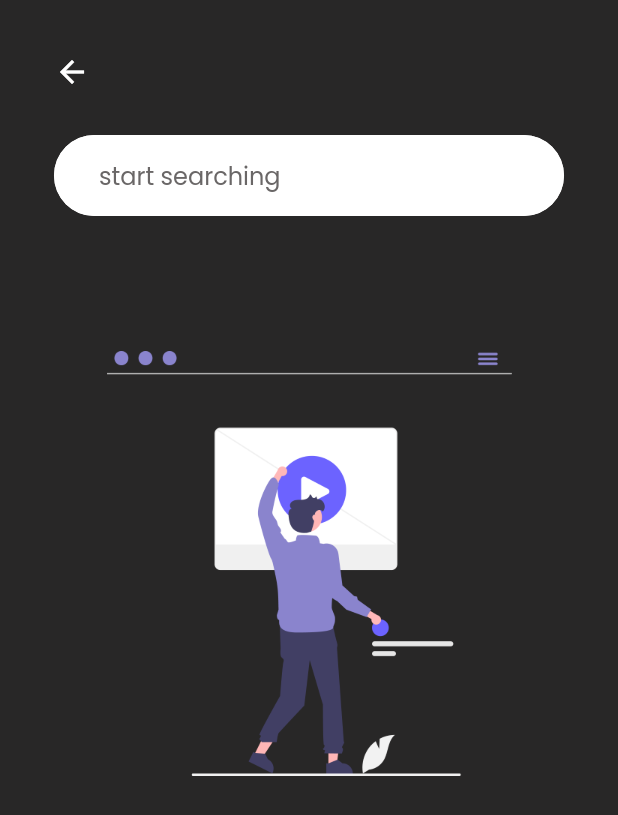
After one commit to ardhanurfan/Gen-S, a Flutter app: the AddSongPage screen opened directly, on a phone screen of 412 x 824 dp. The commit adds this screen. Shown: the top 815 px of the screen. Run offline on Flutter 3.47's test engine with Material 2 defaults, Android fonts, the phone set to English and light mode, and no system bars; our stand-ins replace audio_video_progress_bar, cached_network_image, carousel_slider, equatable, file_picker, google_fonts and 7 more; accounts and stored records are empty; network calls fail.

Commit message:
added add song to playlist

```diff
--- /dev/null
+++ b/lib/pages/playlist/add_song_page.dart
@@ -0,0 +1,139 @@
+import 'package:flutter/material.dart';
+import 'package:provider/provider.dart';
+
+import '../../models/audio_model.dart';
+import '../../providers/audio_provider.dart';
+import '../../shared/theme.dart';
+import '../../widgets/audio_tile.dart';
+
+class AddSongPage extends StatefulWidget {
+  const AddSongPage({super.key});
+
+  @override
+  State<AddSongPage> createState() => _AddSongPageState();
+}
+
+class _AddSongPageState extends State<AddSongPage> {
+  List<AudioModel> foundAudio = [];
+  @override
+  Widget build(BuildContext context) {
+    AudioProvider audioProvider = Provider.of<AudioProvider>(context);
+
+    void updateFound(String value) {
+      setState(() {
+        if (value.isNotEmpty) {
+          foundAudio = audioProvider.audios
+              .where((audio) =>
+                  audio.title.toLowerCase().contains(value.toLowerCase()))
+              .toList();
+        } else {
+          foundAudio = [];
+        }
+      });
+    }
+
+    Widget content() {
+      return ListView(
+        padding: EdgeInsets.symmetric(
+            horizontal: defaultMargin, vertical: defaultMargin),
+        children: [
+          Row(
+            children: [
+              GestureDetector(
+                onTap: () {
+                  Navigator.pop(context);
+                },
+                child: Icon(
+                  Icons.arrow_back,
+                  color: primaryColor,
+                ),
+              ),
+            ],
+          ),
+          const SizedBox(
+            height: 30,
+          ),
+          // SEARCH BAR
+          TextFormField(
+            onChanged: (value) => updateFound(value),
+            style: darkGreyText.copyWith(fontSize: 14),
+            cursorColor: darkGreyColor,
+            decoration: InputDecoration(
+              hintText: "start searching",
+              contentPadding:
+                  const EdgeInsets.symmetric(horizontal: 30, vertical: 15),
+              fillColor: primaryColor,
+              filled: true,
+              hintStyle: darkGreyText.copyWith(
+                fontSize: 16,
+              ),
+              focusedBorder: OutlineInputBorder(
+                  borderRadius: BorderRadius.circular(32),
+                  borderSide: BorderSide(color: primaryColor, width: 5)),
+              enabledBorder: OutlineInputBorder(
+                borderRadius: BorderRadius.circular(32),
+                borderSide: BorderSide(
+                  color: primaryColor,
+                  width: 3,
+                  style: BorderStyle.solid,
+                ),
+              ),
+            ),
+          ),
+          //
+          // Hasil Search
+          //
+          // EMPTY STATE
+          Visibility(
+            visible: foundAudio.isEmpty,
+            child: Container(
+              margin: const EdgeInsets.only(top: 90),
+              child: Image.asset(
+                "assets/search_empty.png",
+                height: 283,
+                width: 270,
+              ),
+            ),
+          ),
+          // ADA ISI
+          Visibility(
+            visible: foundAudio.isNotEmpty,
+            child: Column(
+              crossAxisAlignment: CrossAxisAlignment.start,
+              children: [
+                Visibility(
+                  visible: foundAudio.isNotEmpty,
+                  child: Padding(
+                    padding: const EdgeInsets.symmetric(vertical: 32),
+                    child: Text(
+                      "Audio",
+                      style: primaryColorText.copyWith(
+                          fontSize: 20, fontWeight: bold),
+                    ),
+                  ),
+                ),
+                Column(
+                  children: foundAudio
+                      .map(
+                        (audio) => AudioTile(
+                          isAddSongPlaylist: true,
+                          audio: audio,
+                          playlist: audioProvider.audios,
+                        ),
+                      )
+                      .toList(),
+                ),
+              ],
+            ),
+          ),
+          const SizedBox(height: 160),
+        ],
+      );
+    }
+
+    return Scaffold(
+      backgroundColor: backgroundColor,
+      body: SafeArea(child: content()),
+    );
+  }
+}
```
Also changed, not shown: lib/pages/playlist/playlist_detail_page.dart (+13 -3 lines), lib/widgets/audio_tile.dart (+22 -2 lines).
